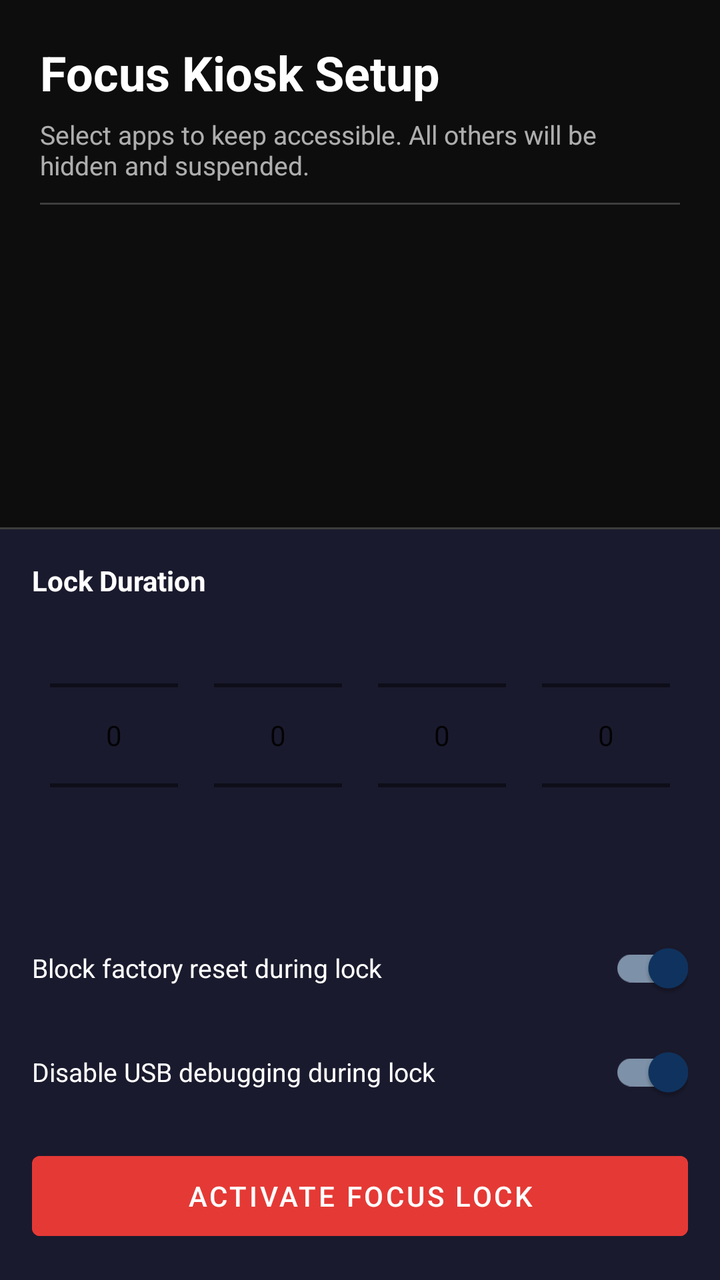
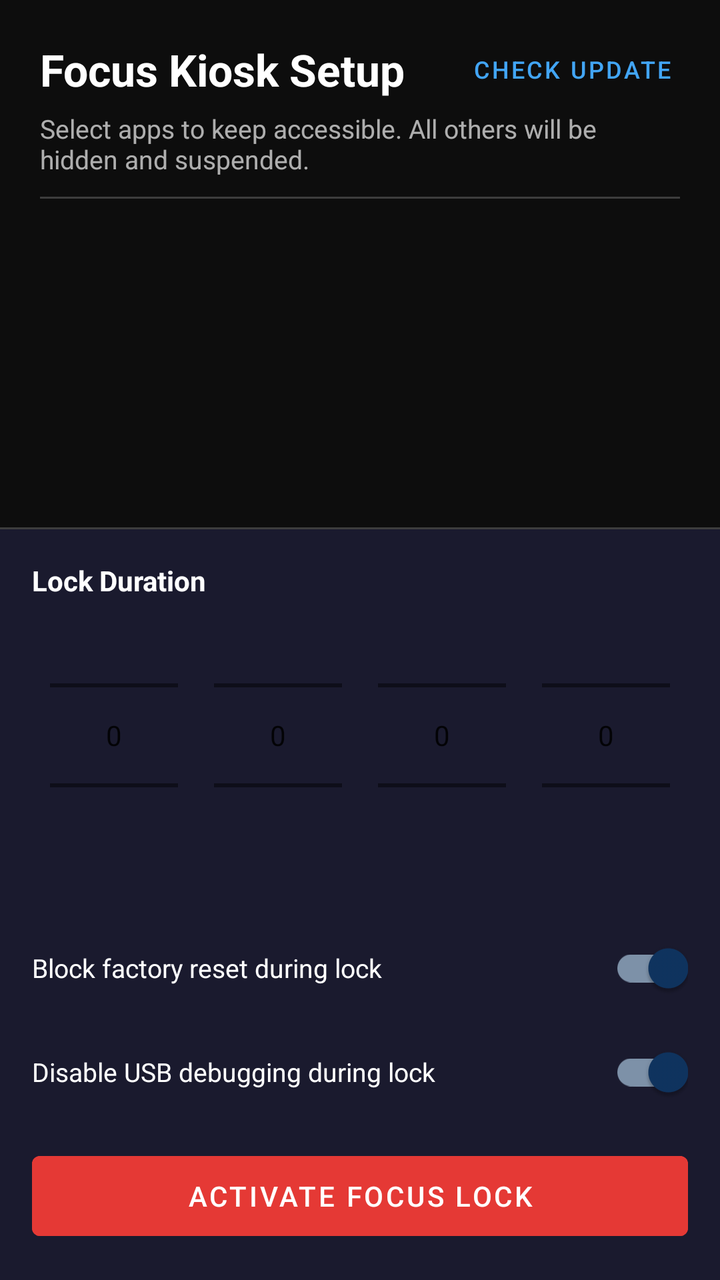

Before-and-after screenshots of an Android layout around one commit, followed by the original layout XML and the change that was made.
<!-- AndroidManifest.xml: application theme Theme.FocusKiosk -->
<!-- res/layout/activity_setup_wizard.xml -->
<?xml version="1.0" encoding="utf-8"?>
<androidx.constraintlayout.widget.ConstraintLayout
    xmlns:android="http://schemas.android.com/apk/res/android"
    xmlns:app="http://schemas.android.com/apk/res-auto"
    android:layout_width="match_parent"
    android:layout_height="match_parent"
    android:background="#0D0D0D">

    
    <TextView
        android:id="@+id/tvWizardTitle"
        android:layout_width="0dp"
        android:layout_height="wrap_content"
        android:text="Focus Kiosk Setup"
        android:textColor="#FFFFFF"
        android:textSize="24sp"
        android:textStyle="bold"
        android:layout_marginStart="20dp"
        android:layout_marginEnd="20dp"
        android:layout_marginTop="20dp"
        app:layout_constraintTop_toTopOf="parent"
        app:layout_constraintStart_toStartOf="parent"
        app:layout_constraintEnd_toEndOf="parent" />

    <TextView
        android:id="@+id/tvWizardSubtitle"
        android:layout_width="0dp"
        android:layout_height="wrap_content"
        android:text="Select apps to keep accessible. All others will be hidden and suspended."
        android:textColor="#AAFFFFFF"
        android:textSize="13sp"
        android:layout_marginStart="20dp"
        android:layout_marginEnd="20dp"
        android:layout_marginTop="6dp"
        app:layout_constraintTop_toBottomOf="@id/tvWizardTitle"
        app:layout_constraintStart_toStartOf="parent"
        app:layout_constraintEnd_toEndOf="parent" />

    
    <View
        android:id="@+id/dividerTop"
        android:layout_width="0dp"
        android:layout_height="1dp"
        android:background="#33FFFFFF"
        android:layout_marginTop="10dp"
        android:layout_marginStart="20dp"
        android:layout_marginEnd="20dp"
        app:layout_constraintTop_toBottomOf="@id/tvWizardSubtitle"
        app:layout_constraintStart_toStartOf="parent"
        app:layout_constraintEnd_toEndOf="parent" />

    
    <androidx.recyclerview.widget.RecyclerView
        android:id="@+id/rvSelectApps"
        android:layout_width="0dp"
        android:layout_height="0dp"
        android:scrollbars="vertical"
        android:fadeScrollbars="false"
        android:overScrollMode="always"
        android:clipToPadding="false"
        android:paddingTop="4dp"
        android:paddingBottom="4dp"
        app:layout_constraintTop_toBottomOf="@id/dividerTop"
        app:layout_constraintBottom_toTopOf="@id/dividerBottom"
        app:layout_constraintStart_toStartOf="parent"
        app:layout_constraintEnd_toEndOf="parent" />

    
    <View
        android:id="@+id/dividerBottom"
        android:layout_width="0dp"
        android:layout_height="1dp"
        android:background="#33FFFFFF"
        android:layout_marginBottom="0dp"
        app:layout_constraintBottom_toTopOf="@id/controlsPanel"
        app:layout_constraintStart_toStartOf="parent"
        app:layout_constraintEnd_toEndOf="parent" />

    
    <LinearLayout
        android:id="@+id/controlsPanel"
        android:layout_width="0dp"
        android:layout_height="wrap_content"
        android:orientation="vertical"
        android:padding="16dp"
        android:background="#1A1A2E"
        app:layout_constraintBottom_toBottomOf="parent"
        app:layout_constraintStart_toStartOf="parent"
        app:layout_constraintEnd_toEndOf="parent">

        
        <TextView
            android:layout_width="wrap_content"
            android:layout_height="wrap_content"
            android:text="Lock Duration"
            android:textColor="#FFFFFF"
            android:textSize="14sp"
            android:textStyle="bold"
            android:layout_marginBottom="8dp" />

        
        <LinearLayout
            android:layout_width="match_parent"
            android:layout_height="120dp"
            android:orientation="horizontal"
            android:gravity="center"
            android:layout_marginBottom="6dp">

            
            <LinearLayout
                android:layout_width="0dp"
                android:layout_height="match_parent"
                android:layout_weight="1"
                android:orientation="vertical"
                android:gravity="center">
                <NumberPicker
                    android:id="@+id/pickerYears"
                    android:layout_width="wrap_content"
                    android:layout_height="wrap_content" />
                <TextView
                    android:layout_width="wrap_content"
                    android:layout_height="wrap_content"
                    android:text="Years"
                    android:textColor="#AAFFFFFF"
                    android:textSize="11sp" />
            </LinearLayout>

            
            <LinearLayout
                android:layout_width="0dp"
                android:layout_height="match_parent"
                android:layout_weight="1"
                android:orientation="vertical"
                android:gravity="center">
                <NumberPicker
                    android:id="@+id/pickerDays"
                    android:layout_width="wrap_content"
                    android:layout_height="wrap_content" />
                <TextView
                    android:layout_width="wrap_content"
                    android:layout_height="wrap_content"
                    android:text="Days"
                    android:textColor="#AAFFFFFF"
                    android:textSize="11sp" />
            </LinearLayout>

            
            <LinearLayout
                android:layout_width="0dp"
                android:layout_height="match_parent"
                android:layout_weight="1"
                android:orientation="vertical"
                android:gravity="center">
                <NumberPicker
                    android:id="@+id/pickerHours"
                    android:layout_width="wrap_content"
                    android:layout_height="wrap_content" />
                <TextView
                    android:layout_width="wrap_content"
                    android:layout_height="wrap_content"
                    android:text="Hours"
                    android:textColor="#AAFFFFFF"
                    android:textSize="11sp" />
            </LinearLayout>

            
            <LinearLayout
                android:layout_width="0dp"
                android:layout_height="match_parent"
                android:layout_weight="1"
                android:orientation="vertical"
                android:gravity="center">
                <NumberPicker
                    android:id="@+id/pickerMinutes"
                    android:layout_width="wrap_content"
                    android:layout_height="wrap_content" />
                <TextView
                    android:layout_width="wrap_content"
                    android:layout_height="wrap_content"
                    android:text="Minutes"
                    android:textColor="#AAFFFFFF"
                    android:textSize="11sp" />
            </LinearLayout>

        </LinearLayout>

        
        <TextView
            android:id="@+id/tvDurationPreview"
            android:layout_width="wrap_content"
            android:layout_height="wrap_content"
            android:textColor="#66FFFFFF"
            android:textSize="12sp"
            android:layout_marginBottom="10dp" />

        
        <com.google.android.material.switchmaterial.SwitchMaterial
            android:id="@+id/switchFactoryReset"
            android:layout_width="match_parent"
            android:layout_height="wrap_content"
            android:text="Block factory reset during lock"
            android:textColor="#FFFFFF"
            android:textSize="13sp"
            android:layout_marginBottom="4dp"
            android:checked="true" />

        
        <com.google.android.material.switchmaterial.SwitchMaterial
            android:id="@+id/switchUsbDebugging"
            android:layout_width="match_parent"
            android:layout_height="wrap_content"
            android:text="Disable USB debugging during lock"
            android:textColor="#FFFFFF"
            android:textSize="13sp"
            android:layout_marginBottom="12dp"
            android:checked="true" />

        
        <com.google.android.material.button.MaterialButton
            android:id="@+id/btnActivateLock"
            android:layout_width="match_parent"
            android:layout_height="52dp"
            android:text="ACTIVATE FOCUS LOCK"
            android:textSize="14sp"
            android:backgroundTint="#E53935" />

    </LinearLayout>

</androidx.constraintlayout.widget.ConstraintLayout>
<!-- resources referenced by this layout -->
<resources>
  <style name="Theme.FocusKiosk" parent="Theme.MaterialComponents.DayNight.NoActionBar">
          <item name="colorPrimary">#1A1A2E</item>
          <item name="colorPrimaryVariant">#16213E</item>
          <item name="colorOnPrimary">#FFFFFF</item>
          <item name="colorSecondary">#0F3460</item>
          <item name="colorOnSecondary">#FFFFFF</item>
          <item name="android:windowBackground">#0D0D0D</item>
          <item name="android:statusBarColor">#1A1A2E</item>
          <item name="android:navigationBarColor">#1A1A2E</item>
      </style>
</resources>

<!-- the commit's change to res/layout/activity_setup_wizard.xml (unified diff, before → after) -->
@@ -13,13 +13,25 @@
         android:layout_height="wrap_content"
         android:text="Focus Kiosk Setup"
         android:textColor="#FFFFFF"
-        android:textSize="24sp"
+        android:textSize="22sp"
         android:textStyle="bold"
         android:layout_marginStart="20dp"
-        android:layout_marginEnd="20dp"
         android:layout_marginTop="20dp"
         app:layout_constraintTop_toTopOf="parent"
         app:layout_constraintStart_toStartOf="parent"
+        app:layout_constraintEnd_toStartOf="@+id/btnCheckUpdate" />
+
+    <com.google.android.material.button.MaterialButton
+        android:id="@+id/btnCheckUpdate"
+        style="@style/Widget.MaterialComponents.Button.TextButton"
+        android:layout_width="wrap_content"
+        android:layout_height="wrap_content"
+        android:text="Check Update"
+        android:textColor="#42A5F5"
+        android:textSize="12sp"
+        android:layout_marginEnd="16dp"
+        app:layout_constraintTop_toTopOf="@id/tvWizardTitle"
+        app:layout_constraintBottom_toBottomOf="@id/tvWizardTitle"
         app:layout_constraintEnd_toEndOf="parent" />
 
     <TextView
